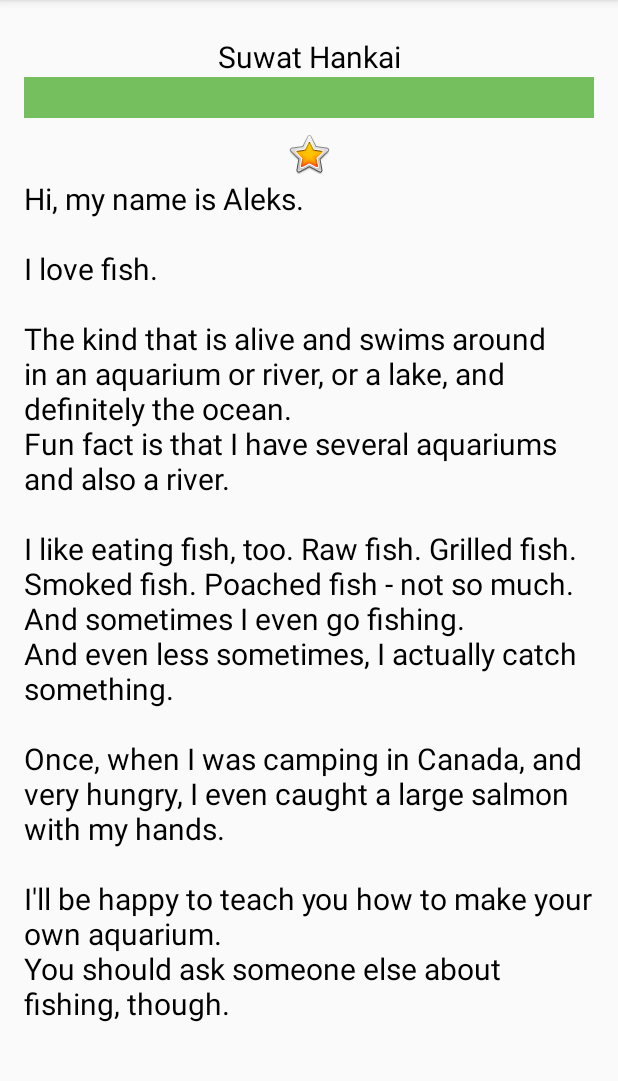
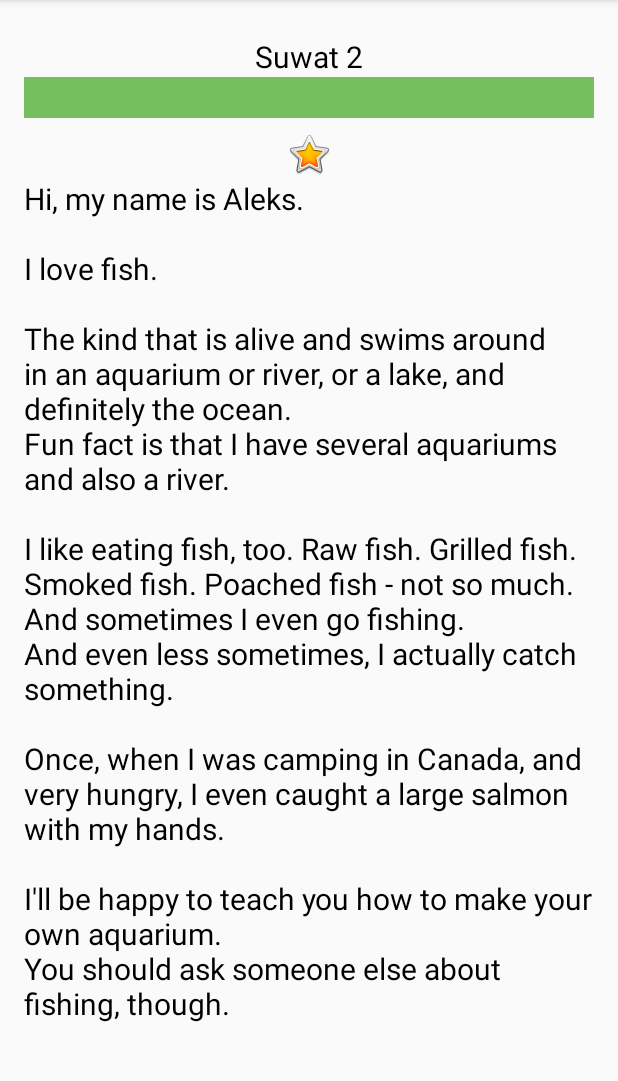
Before and after one commit to suwat59160620/Lab2Android, an Android app: the screen it shows after launch (MainActivity), after a tap on "DONE", on a phone screen of 412 x 824 dp, the part 84-1165 px from its top. Run offline under Robolectric (Android 15) with nearby library versions, the phone set to English and light mode, and no system bars; our stand-ins replace data binding; Roboto replaces fonts that are not available here.

Commit message:
binding 3-4

```diff
--- a/app/src/main/java/buu/informatics/s59160620/aboutme/MainActivity.kt
+++ b/app/src/main/java/buu/informatics/s59160620/aboutme/MainActivity.kt
@@ -15,6 +15,8 @@ import buu.informatics.s59160620.aboutme.databinding.ActivityMainBinding
 class MainActivity : AppCompatActivity() {
 
     private lateinit var binding: ActivityMainBinding
+    private val myName: MyName = MyName("Suwat 2")
+
 
     override fun onCreate(savedInstanceState: Bundle?) {
         super.onCreate(savedInstanceState)
@@ -27,7 +29,9 @@ class MainActivity : AppCompatActivity() {
             nicknameText.setOnClickListener {
                 updateNickname(it)
             }
+            this.myName = this@MainActivity.myName
         }
+
     }
 
     private fun updateNickname (view: View) {
@@ -49,7 +53,8 @@ class MainActivity : AppCompatActivity() {
     private fun addNickname(view: View) {
 
         binding.apply {
-            nicknameText.text = nicknameEdit.text
+            myName?.nickname = nicknameEdit.text.toString()
+            invalidateAll()
             nicknameEdit.visibility = View.GONE
             nicknameText.visibility = View.VISIBLE
 
--- /dev/null
+++ b/app/src/main/java/buu/informatics/s59160620/aboutme/MyName.kt
@@ -0,0 +1,3 @@
+package buu.informatics.s59160620.aboutme
+
+data class MyName(var name: String = "", var nickname: String = "")
--- a/app/src/main/res/layout/activity_main.xml
+++ b/app/src/main/res/layout/activity_main.xml
@@ -3,6 +3,11 @@
         xmlns:android="http://schemas.android.com/apk/res/android"
         xmlns:tools="http://schemas.android.com/tools"
         xmlns:app="http://schemas.android.com/apk/res-auto">
+    <data>
+        <variable
+                name="myName"
+                type="buu.informatics.s59160620.aboutme.MyName" />
+    </data>
 
     <LinearLayout
 
@@ -14,7 +19,7 @@
             android:paddingEnd="16dp">
 
         <TextView
-                android:text="@string/name"
+                android:text="@={myName.name}"
                 android:layout_width="match_parent"
                 android:layout_height="wrap_content" android:id="@+id/name_text"
                 android:textAlignment="center"
@@ -33,6 +38,7 @@
                 android:layout_gravity="center_horizontal" style="@style/Widget.AppCompat.Button.Colored"
                 android:layout_margin="16dp" android:fontFamily="@font/roboto"/>
         <TextView
+                android:text="@={myName.nickname}"
                 android:layout_width="match_parent"
                 android:layout_height="wrap_content" android:id="@+id/nickname_text" android:textSize="20sp"
                 android:textColor="@android:color/background_dark" android:textAlignment="center"
```
